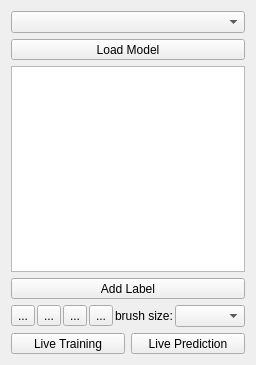
Qt form ilastik/applets/networkClassification/nnClassAppletUiTest.ui (ilastik/ilastik) before a commit.
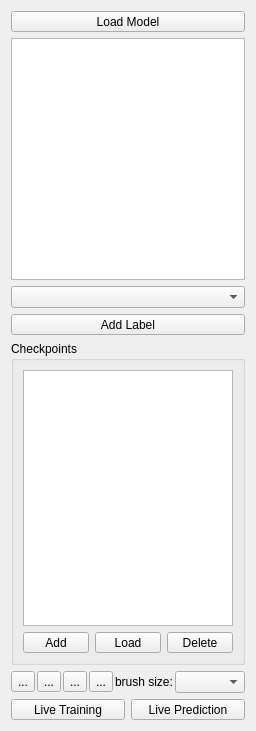
The same form after that commit. Icons and pictures are not drawn. Custom widgets are drawn as their Qt base class.

The edit to the form file:
```diff
--- a/ilastik/applets/networkClassification/nnClassAppletUiTest.ui
+++ b/ilastik/applets/networkClassification/nnClassAppletUiTest.ui
@@ -7,7 +7,7 @@
     <x>0</x>
     <y>0</y>
     <width>256</width>
-    <height>365</height>
+    <height>731</height>
    </rect>
   </property>
   <property name="sizePolicy">
@@ -31,14 +31,9 @@
   <property name="windowTitle">
    <string>Form</string>
   </property>
+  <layout class="QVBoxLayout" name="verticalLayout_9">
+   <item>
   <layout class="QVBoxLayout" name="verticalLayout">
-   <item>
-    <widget class="QComboBox" name="comboBox">
-     <property name="currentText">
-      <string/>
-     </property>
-    </widget>
-   </item>
    <item>
     <widget class="QToolButton" name="addModel">
      <property name="sizePolicy">
@@ -74,6 +69,13 @@
      </property>
     </widget>
    </item>
+     <item>
+      <widget class="QComboBox" name="comboBox">
+       <property name="currentText">
+        <string/>
+       </property>
+      </widget>
+     </item>
    <item>
     <widget class="QToolButton" name="AddLabelButton">
      <property name="sizePolicy">
@@ -95,6 +97,67 @@
      <property name="toolButtonStyle">
       <enum>Qt::ToolButtonTextBesideIcon</enum>
      </property>
+      </widget>
+     </item>
+    </layout>
+   </item>
+   <item>
+    <widget class="QGroupBox" name="checkpoints">
+     <property name="title">
+      <string>Checkpoints</string>
+     </property>
+     <layout class="QVBoxLayout" name="verticalLayout_5">
+      <item>
+       <layout class="QVBoxLayout" name="verticalLayout_4">
+        <item>
+         <widget class="QListView" name="checkpointList"/>
+        </item>
+        <item>
+         <layout class="QHBoxLayout" name="horizontalLayout_3">
+          <item>
+           <widget class="QToolButton" name="addCheckpointBtn">
+            <property name="sizePolicy">
+             <sizepolicy hsizetype="Expanding" vsizetype="Fixed">
+              <horstretch>0</horstretch>
+              <verstretch>0</verstretch>
+             </sizepolicy>
+            </property>
+            <property name="text">
+             <string>Add</string>
+            </property>
+           </widget>
+          </item>
+          <item>
+           <widget class="QToolButton" name="loadCheckpointBnt">
+            <property name="sizePolicy">
+             <sizepolicy hsizetype="Expanding" vsizetype="Fixed">
+              <horstretch>0</horstretch>
+              <verstretch>0</verstretch>
+             </sizepolicy>
+            </property>
+            <property name="text">
+             <string>Load</string>
+            </property>
+           </widget>
+          </item>
+          <item>
+           <widget class="QToolButton" name="removeCheckpointBtn">
+            <property name="sizePolicy">
+             <sizepolicy hsizetype="Expanding" vsizetype="Fixed">
+              <horstretch>0</horstretch>
+              <verstretch>0</verstretch>
+             </sizepolicy>
+            </property>
+            <property name="text">
+             <string>Delete</string>
+            </property>
+           </widget>
+          </item>
+         </layout>
+        </item>
+       </layout>
+      </item>
+     </layout>
     </widget>
    </item>
    <item>
```
Lines whose indentation alone changed are shown as unchanged.
